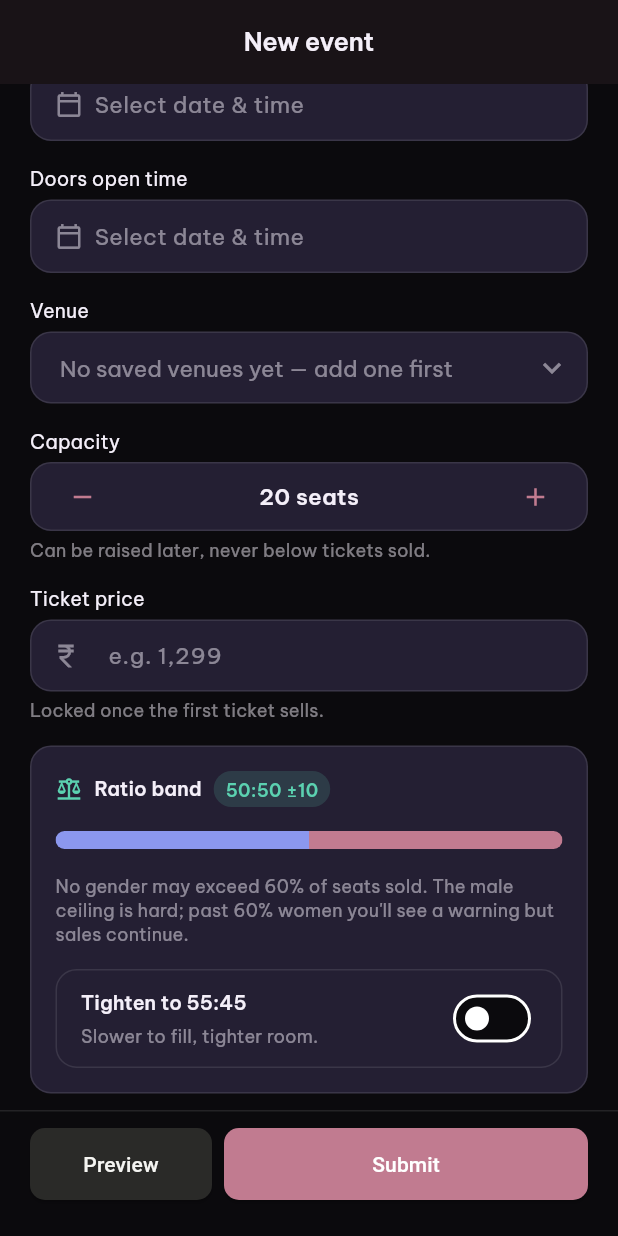
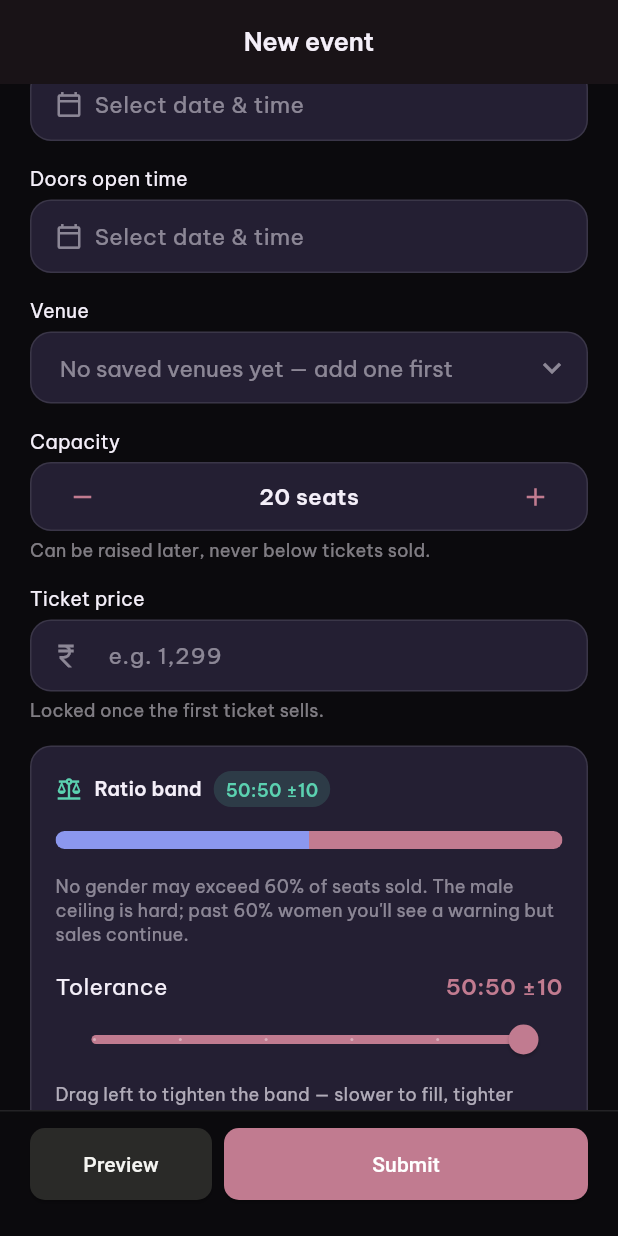
Before and after one commit to FiftyfiveTech/Flutter-Template, a Flutter app: the HostEventFormPage screen opened by its route, scrolled down 576 dp, on a phone screen of 412 x 824 dp. Run offline on Flutter 3.47's test engine with Material 3 defaults, Android fonts, the phone set to English and light mode, and no system bars; our stand-ins replace dio, drift, file_picker, flutter_image_compress, flutter_riverpod, go_router and 2 more; accounts and stored records are empty; generated files the repository leaves out were written again; network calls fail.

Commit message:
Make event ratio band a continuous tolerance slider
Replaces the binary "tighten to 55:45" switch with a shared AhSlider
letting hosts pick any tolerance from ±10 (default) down to ±5.

Co-Authored-By: Claude Sonnet 5 <noreply@anthropic.com>

```diff
--- a/lib/features/host_events/presentation/pages/host_event_form_page.dart
+++ b/lib/features/host_events/presentation/pages/host_event_form_page.dart
@@ -13,10 +13,13 @@ import '../../../../shared/widgets/ah_date_time_field.dart';
 import '../../../../shared/widgets/ah_dropdown_field.dart';
 import '../../../../shared/widgets/ah_photo_slots.dart';
 import '../../../../shared/widgets/ah_ratio_meter.dart';
+import '../../../../shared/widgets/ah_slider.dart';
 import '../../../../shared/widgets/ah_stepper_input.dart';
 import '../../../../shared/widgets/ah_switch_tile.dart';
 import '../../../../shared/widgets/ah_text_area.dart';
 import '../../../../shared/widgets/ah_text_field.dart';
+import '../../domain/entities/host_event.dart'
+    show kRatioBandMaxPoints, kRatioBandMinPoints;
 import '../controllers/host_event_form_controller.dart';
 
 const _imagePickerExtensions = ['jpg', 'jpeg', 'png'];
@@ -286,9 +289,9 @@ class _HostEventFormPageState extends ConsumerState<HostEventFormPage> {
                           ),
                           AppSpacing.spacerMd,
                           _RatioBandCard(
-                            tightened: draft.ratioTightened,
+                            toleranceBandPoints: draft.toleranceBandPoints,
                             bandLabel: draft.ratioBandLabel,
-                            onToggleTighten: notifier.toggleTightenRatio,
+                            onChanged: notifier.updateToleranceBandPoints,
                           ),
                           AppSpacing.spacerMd,
                           AhCard(
@@ -455,14 +458,14 @@ class _LockedAddressCard extends StatelessWidget {
 
 class _RatioBandCard extends StatelessWidget {
   const _RatioBandCard({
-    required this.tightened,
+    required this.toleranceBandPoints,
     required this.bandLabel,
-    required this.onToggleTighten,
+    required this.onChanged,
   });
 
-  final bool tightened;
+  final int toleranceBandPoints;
   final String bandLabel;
-  final ValueChanged<bool> onToggleTighten;
+  final ValueChanged<int> onChanged;
 
   @override
   Widget build(BuildContext context) {
@@ -500,11 +503,17 @@ class _RatioBandCard extends StatelessWidget {
             style: typography.caption.copyWith(color: AppColors.textTertiary),
           ),
           AppSpacing.spacerMd,
-          AhSwitchTile(
-            label: 'Tighten to 55:45',
-            description: 'Slower to fill, tighter room.',
-            value: tightened,
-            onChanged: onToggleTighten,
+          AhSlider(
+            label: 'Tolerance',
+            value: toleranceBandPoints,
+            min: kRatioBandMinPoints,
+            max: kRatioBandMaxPoints,
+            valueLabel: bandLabel,
+            helperText:
+                'Drag left to tighten the band — slower to fill, tighter '
+                'room. Can never widen past the ±$kRatioBandMaxPoints '
+                'default.',
+            onChanged: onChanged,
           ),
         ],
       ),
--- /dev/null
+++ b/lib/shared/widgets/ah_slider.dart
@@ -0,0 +1,77 @@
+import 'package:flutter/material.dart';
+
+import '../../core/theme/app_colors.dart';
+import '../../core/theme/app_spacing.dart';
+import '../../core/theme/app_typography.dart';
+
+/// A labelled, integer-stepped slider, styled per the app's theme tokens.
+class AhSlider extends StatelessWidget {
+  const AhSlider({
+    super.key,
+    required this.label,
+    required this.value,
+    required this.min,
+    required this.max,
+    required this.onChanged,
+    this.valueLabel,
+    this.helperText,
+  });
+
+  final String label;
+  final int value;
+  final int min;
+  final int max;
+  final ValueChanged<int> onChanged;
+  final String? valueLabel;
+  final String? helperText;
+
+  @override
+  Widget build(BuildContext context) {
+    final typography = Theme.of(context).extension<AppTypography>()!;
+
+    return Column(
+      crossAxisAlignment: CrossAxisAlignment.start,
+      children: [
+        Row(
+          mainAxisAlignment: MainAxisAlignment.spaceBetween,
+          children: [
+            Text(label, style: typography.body),
+            Text(
+              valueLabel ?? '$value',
+              style: typography.body.copyWith(
+                color: AppColors.actionPrimary,
+                fontWeight: FontWeight.w600,
+              ),
+            ),
+          ],
+        ),
+        SliderTheme(
+          data: SliderTheme.of(context).copyWith(
+            activeTrackColor: AppColors.actionPrimary,
+            thumbColor: AppColors.actionPrimary,
+            inactiveTrackColor: AppColors.actionPrimary.withValues(
+              alpha: 0.2,
+            ),
+          ),
+          child: Slider(
+            value: value.toDouble(),
+            min: min.toDouble(),
+            max: max.toDouble(),
+            divisions: max - min,
+            onChanged: (v) => onChanged(v.round()),
+          ),
+        ),
+        if (helperText != null)
+          Padding(
+            padding: const EdgeInsets.only(top: AppSpacing.xs),
+            child: Text(
+              helperText!,
+              style: typography.caption.copyWith(
+                color: AppColors.textSecondary,
+              ),
+            ),
+          ),
+      ],
+    );
+  }
+}
```
Also changed, not shown: lib/features/host_events/data/models/host_event_dto.dart (+10 -8 lines), lib/features/host_events/domain/entities/host_event.dart (+18 -10 lines), lib/features/host_events/presentation/controllers/host_event_form_controller.dart (+7 -2 lines), 2 other files.
